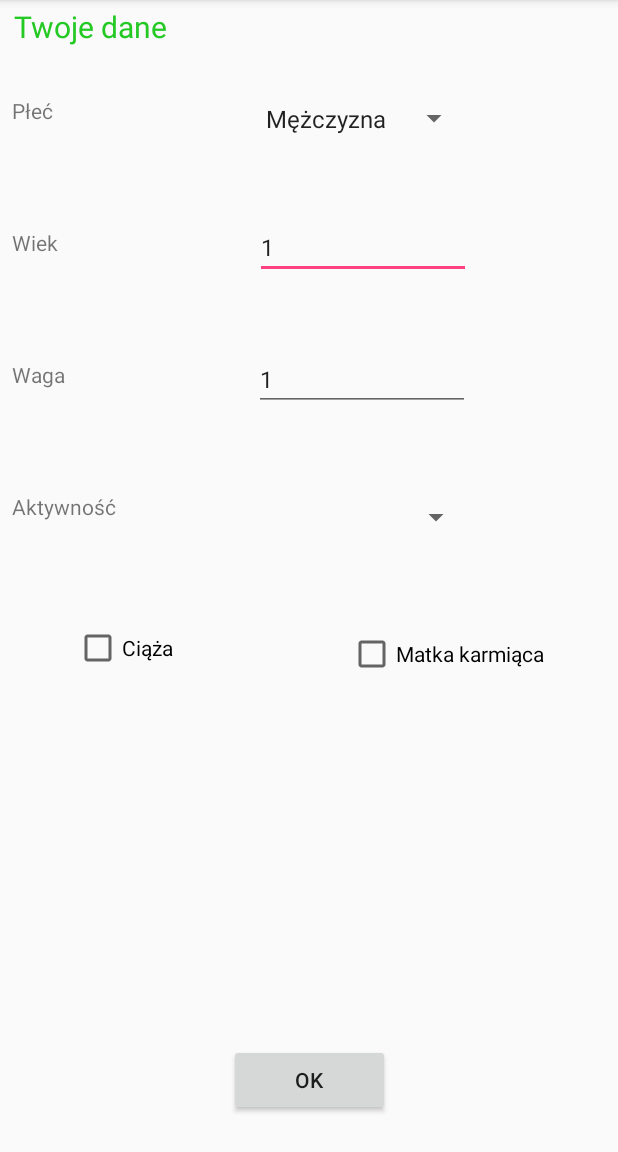
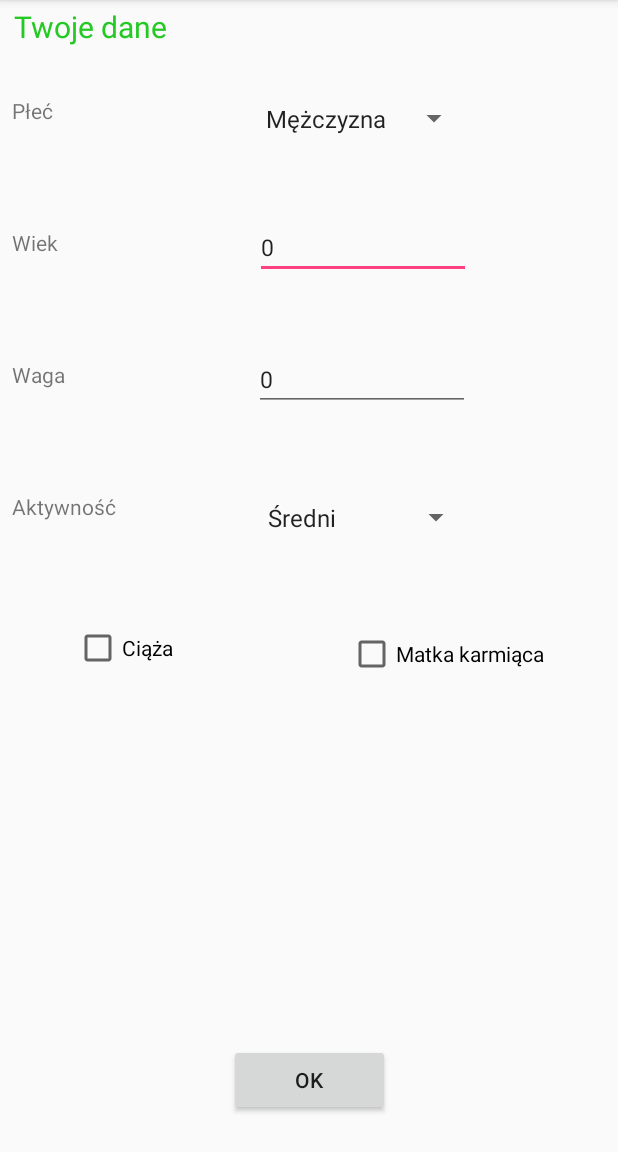
Before and after one commit to basiar/Woda, an Android app: the screen it shows after launch (GetUserData), after a tap on "Twoje dane", on a phone screen of 412 x 824 dp, the part 84-1236 px from its top. Run offline under Robolectric (Android 15) with nearby library versions, the phone set to English and light mode, and no system bars; 1 other tap on this screen came first.

Commit message:
DataBase Fix

```diff
--- a/app/src/main/AndroidManifest.xml
+++ b/app/src/main/AndroidManifest.xml
@@ -11,7 +11,7 @@
         android:theme="@style/AppTheme">
         <activity android:name="com.example.projekt.woda.GetUserData">
         </activity>
-        <activity android:name="com.example.projekt.woda.Stats" />
+        <activity android:name="com.example.projekt.woda.Statistics" />
         <activity
             android:name="com.example.projekt.woda.MainPage"
             android:label="@string/title_activity_main_page"
--- a/app/src/main/java/com/example/projekt/woda/GetUserData.java
+++ b/app/src/main/java/com/example/projekt/woda/GetUserData.java
@@ -1,9 +1,9 @@
 package com.example.projekt.woda;
 
 import android.content.Intent;
-import android.provider.ContactsContract;
 import android.support.v7.app.AppCompatActivity;
 import android.os.Bundle;
+import android.util.Log;
 import android.view.View;
 import android.widget.AdapterView;
 import android.widget.ArrayAdapter;
@@ -18,12 +18,14 @@ public class GetUserData extends AppCompatActivity {
     Spinner spinner_gender;
     ArrayAdapter<CharSequence> adapter_gender;
     String gender_choice;
+    Spinner spinner_activity;
+    ArrayAdapter<CharSequence> adapter_activity;
+    String activity_choice;
     EditText age_field;
     EditText weight_field;
     Button ok;
     CheckBox box;
     CheckBox box2;
-    DataBase db;
 
     @Override
     protected void onCreate(Bundle savedInstanceState) {
@@ -36,11 +38,11 @@ public class GetUserData extends AppCompatActivity {
         weight_field = (EditText)findViewById(R.id.weight_field);
         age_field.setText(String.valueOf(User.getAge()));
         weight_field.setText(String.valueOf(User.getWeight()));
-        box=(CheckBox)findViewById(R.id.checkBox);
-        box2=(CheckBox)findViewById(R.id.checkBox2);
+        box=(CheckBox)findViewById(R.id.is_pregnant);
+        box2=(CheckBox)findViewById(R.id.is_nursing);
         spinner_gender = (Spinner) findViewById(R.id.gender_choice);
         adapter_gender = ArrayAdapter.createFromResource(this,R.array.gender_list, android.R.layout.simple_spinner_item);
-        adapter_gender .setDropDownViewResource(android.R.layout.simple_spinner_dropdown_item);
+        adapter_gender.setDropDownViewResource(android.R.layout.simple_spinner_dropdown_item);
         spinner_gender.setAdapter(adapter_gender);
         spinner_gender.setOnItemSelectedListener(new AdapterView.OnItemSelectedListener() {
             @Override
@@ -51,12 +53,24 @@ public class GetUserData extends AppCompatActivity {
             @Override
             public void onNothingSelected(AdapterView<?> adapterView) {}
         });
+        spinner_activity = (Spinner) findViewById(R.id.activity_choice);
+        adapter_activity = ArrayAdapter.createFromResource(this,R.array.activity_list, android.R.layout.simple_spinner_item);
+        adapter_activity.setDropDownViewResource(android.R.layout.simple_spinner_dropdown_item);
+        spinner_activity.setAdapter(adapter_activity);
+        spinner_activity.setOnItemSelectedListener(new AdapterView.OnItemSelectedListener() {
+            @Override
+            public void onItemSelected(AdapterView<?> adapterView, View view, int i, long l) {
+                activity_choice = adapterView.getSelectedItem().toString();
+                Toast.makeText(adapterView.getContext(),gender_choice,Toast.LENGTH_SHORT).show();
+            }
+            @Override
+            public void onNothingSelected(AdapterView<?> adapterView) {}
+        });
+
         ok = (Button)findViewById(R.id.ok);
-        ok.setOnClickListener(new View.OnClickListener()
-        {
+        ok.setOnClickListener(new View.OnClickListener() {
             @Override
-            public void onClick(View view)
-            {
+            public void onClick(View view) {
                 User.setAge(Integer.parseInt(age_field.getText().toString()));
                 User.setWeight(Integer.parseInt(weight_field.getText().toString()));
                 User.setGender(gender_choice);
@@ -67,7 +81,11 @@ public class GetUserData extends AppCompatActivity {
                 }
                 User.setIf_pregnant(box.isChecked());
                 User.setIf_nursing(box2.isChecked());
-                db.insert_UserData();
+                if(activity_choice=="Średni"){User.setActivity("S");}
+                else {User.setActivity("W");}
+                User.setActivity(activity_choice);
+                boolean b = GlobalDataBase.getDb().insert_UserData();
+                Log.v("b:", String.valueOf(b));
                 Intent intent = new Intent(GetUserData.this,MainPage.class);
                 startActivity(intent);
             }
--- a/app/src/main/java/com/example/projekt/woda/GlobalDataBase.java
+++ b/app/src/main/java/com/example/projekt/woda/GlobalDataBase.java
@@ -3,6 +3,7 @@ package com.example.projekt.woda;
 import android.app.Activity;
 import android.app.Application;
 import android.content.Context;
+import android.util.Log;
 
 /**
  * Created by Basia on 24.03.2018.
@@ -11,15 +12,13 @@ import android.content.Context;
 //do udostepnienia obslugi bazy danych wszystkim activities
 public class GlobalDataBase extends Application
 {
-    private DataBase db;
+    private static DataBase db;
 
-    @Override
-    public void onCreate() {
-        super.onCreate();
-        db=new DataBase(getApplicationContext());
+    GlobalDataBase(Context context){
+        db = new DataBase(context);
     }
 
-    public DataBase getDb()
+    public static DataBase getDb()
     {
         return db;
     }
--- a/app/src/main/java/com/example/projekt/woda/MainPage.java
+++ b/app/src/main/java/com/example/projekt/woda/MainPage.java
@@ -23,6 +23,8 @@ import java.util.Date;
 public class MainPage extends AppCompatActivity implements NavigationView.OnNavigationItemSelectedListener
 {
     User user = new User();
+    GlobalDataBase globalDataBase = new GlobalDataBase(this);
+
     @Override
     protected void onCreate(Bundle savedInstanceState)
     {
@@ -30,7 +32,7 @@ public class MainPage extends AppCompatActivity implements NavigationView.OnNavi
         setContentView(R.layout.activity_main_page);
         Toolbar toolbar = (Toolbar) findViewById(R.id.toolbar);
         setSupportActionBar(toolbar);
-        User u=new User();
+        User u = new User();
         String[] drinks = {"Coffe","Juice","Water"};
         String[] desc = {"Filiżanka kawy","Szklanka Soku","Szklanka Wody"};
         Integer[] img = {R.drawable.coffe,R.drawable.juice,R.drawable.water};
@@ -38,11 +40,9 @@ public class MainPage extends AppCompatActivity implements NavigationView.OnNavi
 
         //Dodawanie nowego napoju
         FloatingActionButton fab = (FloatingActionButton) findViewById(R.id.fab);
-        fab.setOnClickListener(new View.OnClickListener()
-        {
+        fab.setOnClickListener(new View.OnClickListener() {
             @Override
-            public void onClick(View view)
-            {
+            public void onClick(View view) {
                 Snackbar.make(view, "Replace with your own action", Snackbar.LENGTH_LONG)
                         .setAction("Action", null).show();
             }
@@ -79,12 +79,10 @@ public class MainPage extends AppCompatActivity implements NavigationView.OnNavi
     public void onBackPressed()
     {
         DrawerLayout drawer = (DrawerLayout) findViewById(R.id.drawer_layout);
-        if (drawer.isDrawerOpen(GravityCompat.START))
-        {
+        if (drawer.isDrawerOpen(GravityCompat.START)) {
             drawer.closeDrawer(GravityCompat.START);
         }
-        else
-        {
+        else {
             super.onBackPressed();
         }
     }
@@ -125,7 +123,7 @@ public class MainPage extends AppCompatActivity implements NavigationView.OnNavi
         }
         else if (id == R.id.statistic)
         {
-            Intent intent = new Intent(MainPage.this,Stats.class);
+            Intent intent = new Intent(MainPage.this,Statistics.class);
             startActivity(intent);
         }
         else if (id == R.id.calendar)
--- a/app/src/main/java/com/example/projekt/woda/Status.java
+++ b/app/src/main/java/com/example/projekt/woda/Status.java
@@ -1,8 +1,5 @@
 package com.example.projekt.woda;
 
-/**
- * Created by Dawid on 11.03.2018.
- */
 
 public class Status {
     public static int hydrationPercent = 50;
--- a/app/src/main/java/com/example/projekt/woda/User.java
+++ b/app/src/main/java/com/example/projekt/woda/User.java
@@ -10,11 +10,11 @@ import java.io.Serializable;
 public class User extends Application implements Serializable {
 
     private static String gender = "M";
-    private static int age = 1;
-    private static int weight = 1;
-    private static boolean if_pregnant=false;
-    private static boolean if_nursing=false;
-    private static String activity="S";
+    private static int age = 0;
+    private static int weight = 0;
+    private static boolean if_pregnant = false;
+    private static boolean if_nursing = false;
+    private static String activity = "S";
 
     //getery
     public static int getAge()
--- a/app/src/main/res/layout/get_user_data.xml
+++ b/app/src/main/res/layout/get_user_data.xml
@@ -99,47 +99,8 @@
         app:layout_constraintStart_toEndOf="@+id/weight"
         app:layout_constraintTop_toBottomOf="@+id/age_field" />
 
-    <Button
-        android:id="@+id/ok"
-        android:layout_width="107dp"
-        android:layout_height="48dp"
-        android:layout_marginBottom="24dp"
-        android:layout_marginTop="8dp"
-        android:text="@android:string/ok"
-        app:layout_constraintBottom_toBottomOf="parent"
-        app:layout_constraintEnd_toEndOf="parent"
-        app:layout_constraintStart_toStartOf="parent"
-        app:layout_constraintTop_toBottomOf="@+id/checkBox2"
-        app:layout_constraintVertical_bias="1.0" />
-
-    <CheckBox
-        android:id="@+id/checkBox"
-        android:layout_width="74dp"
-        android:layout_height="27dp"
-        android:layout_marginEnd="8dp"
-        android:layout_marginStart="8dp"
-        android:layout_marginTop="52dp"
-        android:text="Ciąża"
-        app:layout_constraintEnd_toStartOf="@+id/checkBox2"
-        app:layout_constraintStart_toStartOf="parent"
-        app:layout_constraintTop_toBottomOf="@+id/textView3" />
-
-    <CheckBox
-        android:id="@+id/checkBox2"
-        android:layout_width="wrap_content"
-        android:layout_height="32dp"
-        android:layout_marginEnd="8dp"
-        android:layout_marginStart="60dp"
-        android:layout_marginTop="56dp"
-        android:text="Matka karmiąca"
-        app:layout_constraintEnd_toEndOf="parent"
-        app:layout_constraintStart_toEndOf="@+id/checkBox"
-        app:layout_constraintTop_toBottomOf="@+id/spinner"
-        android:layout_marginLeft="60dp"
-        android:layout_marginRight="8dp" />
-
     <TextView
-        android:id="@+id/textView3"
+        android:id="@+id/activity"
         android:layout_width="wrap_content"
         android:layout_height="38dp"
         android:layout_marginStart="8dp"
@@ -151,7 +112,7 @@
         app:layout_constraintTop_toBottomOf="@+id/weight" />
 
     <Spinner
-        android:id="@+id/spinner"
+        android:id="@+id/activity_choice"
         android:layout_width="144dp"
         android:layout_height="38dp"
         android:layout_marginEnd="8dp"
@@ -159,9 +120,46 @@
         android:layout_marginTop="52dp"
         app:layout_constraintEnd_toEndOf="parent"
         app:layout_constraintHorizontal_bias="0.462"
-        app:layout_constraintStart_toEndOf="@+id/textView3"
+        app:layout_constraintStart_toEndOf="@+id/activity"
         app:layout_constraintTop_toBottomOf="@+id/weight_field"
         android:layout_marginLeft="16dp"
         android:layout_marginRight="8dp" />
 
+    <CheckBox
+        android:id="@+id/is_pregnant"
+        android:layout_width="74dp"
+        android:layout_height="27dp"
+        android:layout_marginEnd="8dp"
+        android:layout_marginStart="8dp"
+        android:layout_marginTop="52dp"
+        android:text="Ciąża"
+        app:layout_constraintEnd_toStartOf="@+id/is_nursing"
+        app:layout_constraintStart_toStartOf="parent"
+        app:layout_constraintTop_toBottomOf="@+id/activity" />
+
+    <CheckBox
+        android:id="@+id/is_nursing"
+        android:layout_width="wrap_content"
+        android:layout_height="32dp"
+        android:layout_marginEnd="8dp"
+        android:layout_marginStart="60dp"
+        android:layout_marginTop="56dp"
+        android:text="Matka karmiąca"
+        app:layout_constraintEnd_toEndOf="parent"
+        app:layout_constraintStart_toEndOf="@+id/is_pregnant"
+        app:layout_constraintTop_toBottomOf="@+id/activity_choice" />
+
+    <Button
+        android:id="@+id/ok"
+        android:layout_width="107dp"
+        android:layout_height="48dp"
+        android:layout_marginBottom="24dp"
+        android:layout_marginTop="8dp"
+        android:text="@android:string/ok"
+        app:layout_constraintBottom_toBottomOf="parent"
+        app:layout_constraintEnd_toEndOf="parent"
+        app:layout_constraintStart_toStartOf="parent"
+        app:layout_constraintTop_toBottomOf="@+id/is_nursing"
+        app:layout_constraintVertical_bias="1.0" />
+
 </android.support.constraint.ConstraintLayout>
--- a/app/src/main/res/values/strings.xml
+++ b/app/src/main/res/values/strings.xml
@@ -5,6 +5,11 @@
     <string-array name="gender_list">
         <item>Mężczyzna</item>
         <item>Kobieta</item>
+    </string-array>
+
+    <string-array name="activity_list">
+        <item>Średni</item>
+        <item>Intensywny</item>
     </string-array>
 
     <string name="title_activity_main_page">MainPage</string>
```
Also changed, not shown: app/src/main/java/com/example/projekt/woda/DataBase.java (+26 -6 lines), app/src/main/java/com/example/projekt/woda/Statistics.java (added, +49 -0 lines), app/src/main/java/com/example/projekt/woda/Stats.java (deleted, +0 -26 lines), app/src/main/res/layout/statistic.xml (renamed from app/src/main/res/layout/stats.xml, +10 -20 lines).
